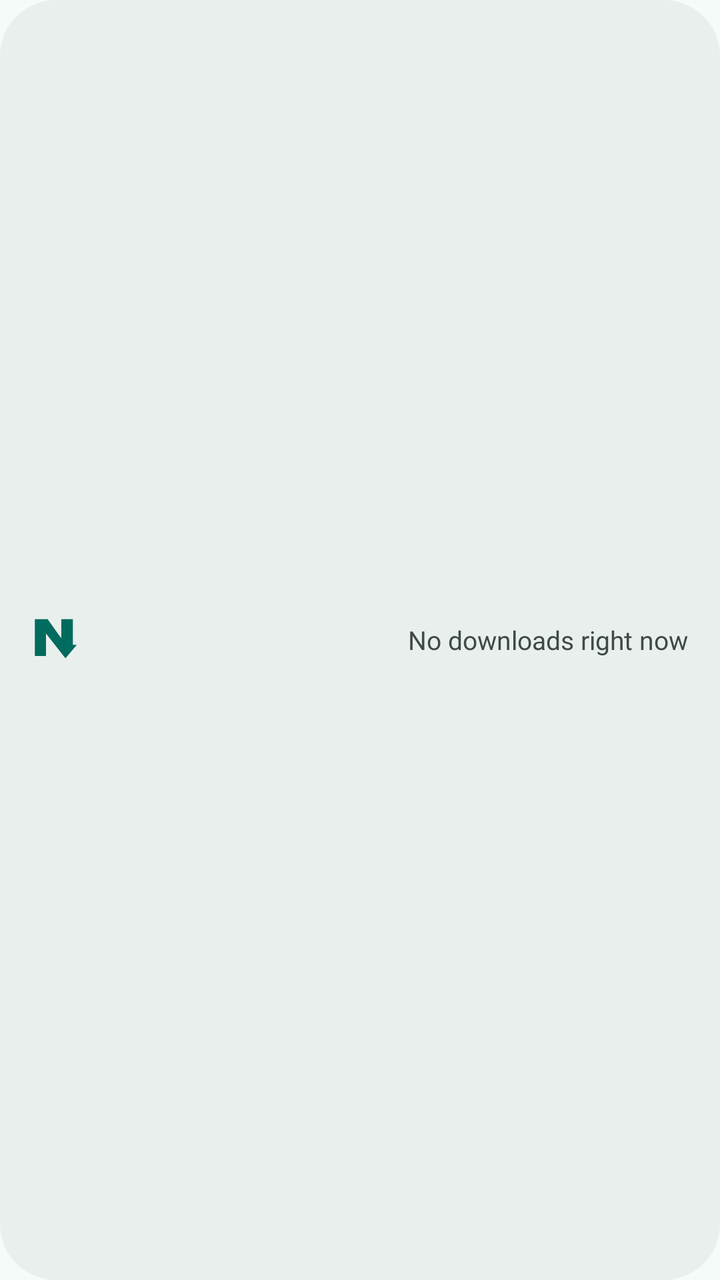
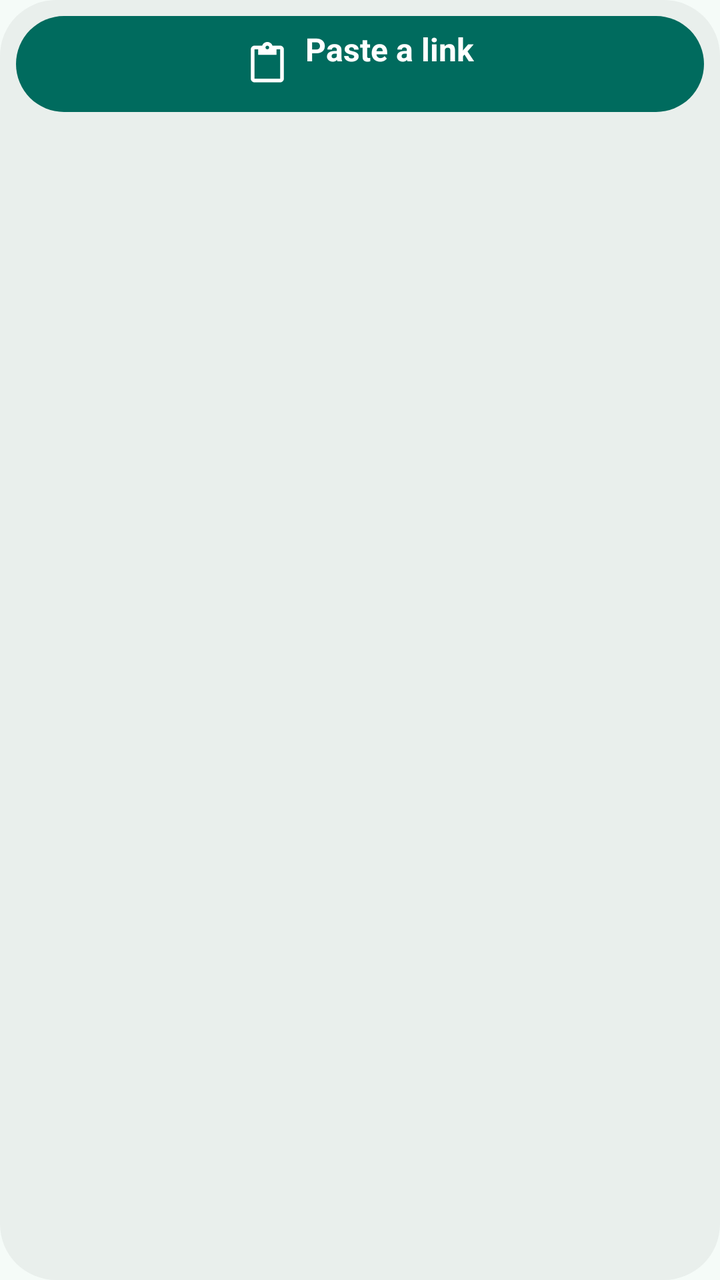

Before-and-after screenshots of an Android layout around one commit, followed by the original layout XML and the change that was made.
<!-- AndroidManifest.xml: application theme Theme.Nezzel -->
<!-- res/layout/widget_nezzel.xml -->
<?xml version="1.0" encoding="utf-8"?>
<LinearLayout xmlns:android="http://schemas.android.com/apk/res/android"
    android:id="@+id/widget_root" android:layout_width="match_parent" android:layout_height="match_parent"
    android:orientation="horizontal" android:gravity="center_vertical" android:minHeight="48dp"
    android:paddingStart="16dp" android:paddingEnd="16dp" android:paddingTop="8dp" android:paddingBottom="8dp"
    android:background="@drawable/widget_background" android:layoutDirection="locale"
    android:contentDescription="@string/downloads">
    <ImageView android:layout_width="24dp" android:layout_height="32dp" android:layout_marginEnd="12dp"
        android:src="@drawable/ic_widget_mark" android:importantForAccessibility="no" />
    <LinearLayout android:layout_width="0dp" android:layout_weight="1" android:layout_height="wrap_content"
        android:orientation="vertical">
        <LinearLayout android:layout_width="match_parent" android:layout_height="wrap_content"
            android:orientation="horizontal" android:gravity="center_vertical">
            <TextView android:id="@+id/widget_title" android:layout_width="0dp" android:layout_weight="1"
                android:layout_height="wrap_content" android:layout_marginEnd="8dp" android:textSize="14sp"
                android:textColor="@color/widget_on_surface" android:maxLines="1" android:ellipsize="end"
                android:textDirection="firstStrong" android:textAlignment="viewStart" android:importantForAccessibility="no" />
            <TextView android:id="@+id/widget_status" android:layout_width="wrap_content" android:layout_height="wrap_content"
                android:text="@string/widget_idle" android:textSize="13sp" android:textColor="@color/widget_on_surface_variant"
                android:maxLines="2" android:ellipsize="end" android:importantForAccessibility="no" />
        </LinearLayout>
        
        <ProgressBar android:id="@+id/widget_progress" style="@android:style/Widget.Material.ProgressBar.Horizontal"
            android:layout_width="match_parent" android:layout_height="4dp" android:layout_marginTop="8dp"
            android:max="100" android:progressDrawable="@drawable/widget_progress"
            android:indeterminateTint="@color/widget_primary" android:indeterminateTintMode="src_in"
            android:importantForAccessibility="no" android:visibility="gone" />
        <ProgressBar android:id="@+id/widget_progress_paused" style="@android:style/Widget.Material.ProgressBar.Horizontal"
            android:layout_width="match_parent" android:layout_height="4dp" android:layout_marginTop="8dp"
            android:max="100" android:progressDrawable="@drawable/widget_progress" android:alpha="0.5"
            android:importantForAccessibility="no" android:visibility="gone" />
    </LinearLayout>
</LinearLayout>
<!-- resources referenced by this layout -->
<resources>
  <color name="widget_on_surface">#171D1B</color>
  <color name="widget_on_surface_variant">#3F4946</color>
  <color name="widget_primary">#006B5E</color>
  <!-- drawable ic_widget_mark (drawable) -->
  <?xml version="1.0" encoding="utf-8"?>
  <vector xmlns:android="http://schemas.android.com/apk/res/android" android:width="24dp" android:height="24dp"
      android:viewportWidth="180" android:viewportHeight="160">
      <group android:translateX="-62" android:translateY="-72">
          <path android:fillColor="@color/nezzel_brand_mark" android:pathData="M72.722,82.7183 L120.53041,82.7183 L171.81581,146.17311 L171.81581,82.7183 L215.278,82.7183 L215.278,167.90421 L230.05515,167.90421 L187.4622,213.10489 L114.44571,130.52672 L114.44571,205.2817 L72.722,205.2817 Z" />
      </group>
  </vector>
  <!-- drawable widget_background (drawable) -->
  <?xml version="1.0" encoding="utf-8"?>
  <shape xmlns:android="http://schemas.android.com/apk/res/android" android:shape="rectangle">
      <solid android:color="@color/widget_surface" /><corners android:radius="@dimen/widget_radius" />
  </shape>
  <!-- drawable widget_progress (drawable) -->
  <?xml version="1.0" encoding="utf-8"?>
  <layer-list xmlns:android="http://schemas.android.com/apk/res/android">
      <item android:id="@android:id/background">
          <shape><solid android:color="@color/widget_track" /><corners android:radius="2dp" /></shape>
      </item>
      <item android:id="@android:id/progress">
          <scale android:scaleWidth="100%" android:scaleGravity="start|fill_vertical">
              <shape><solid android:color="@color/widget_primary" /><corners android:radius="2dp" /></shape>
          </scale>
      </item>
  </layer-list>
  <string name="downloads">Downloads</string>
  <string name="widget_idle">No downloads right now</string>
  <style name="Theme.Nezzel" parent="Theme.AppCompat.DayNight.NoActionBar">
          <item name="colorAccent">@color/nezzel_primary</item>
          <item name="android:colorAccent">@color/nezzel_primary</item>
          <item name="android:windowBackground">@color/nezzel_surface</item>
          <item name="android:windowLightStatusBar">true</item>
          <item name="android:windowLightNavigationBar">true</item>
          <item name="android:statusBarColor">@android:color/transparent</item>
          <item name="android:navigationBarColor">@android:color/transparent</item>
          <item name="android:windowActionModeOverlay">true</item>
      </style>
  <color name="nezzel_brand_mark">@color/nezzel_brand_teal</color>
  <color name="widget_surface">#E9EFEC</color>
  <dimen name="widget_radius">16dp</dimen>
  <color name="widget_track">#333F4946</color>
  <color name="nezzel_primary">#006B5E</color>
  <color name="nezzel_surface">#F5FBF8</color>
  <color name="nezzel_brand_teal">#006B5E</color>
</resources>

<!-- the commit's change to res/layout/widget_nezzel.xml (unified diff, before → after) -->
@@ -1,33 +1,334 @@
 <?xml version="1.0" encoding="utf-8"?>
-<LinearLayout xmlns:android="http://schemas.android.com/apk/res/android"
-    android:id="@+id/widget_root" android:layout_width="match_parent" android:layout_height="match_parent"
-    android:orientation="horizontal" android:gravity="center_vertical" android:minHeight="48dp"
-    android:paddingStart="16dp" android:paddingEnd="16dp" android:paddingTop="8dp" android:paddingBottom="8dp"
-    android:background="@drawable/widget_background" android:layoutDirection="locale"
-    android:contentDescription="@string/downloads">
-    <ImageView android:layout_width="24dp" android:layout_height="32dp" android:layout_marginEnd="12dp"
-        android:src="@drawable/ic_widget_mark" android:importantForAccessibility="no" />
-    <LinearLayout android:layout_width="0dp" android:layout_weight="1" android:layout_height="wrap_content"
-        android:orientation="vertical">
-        <LinearLayout android:layout_width="match_parent" android:layout_height="wrap_content"
-            android:orientation="horizontal" android:gravity="center_vertical">
-            <TextView android:id="@+id/widget_title" android:layout_width="0dp" android:layout_weight="1"
-                android:layout_height="wrap_content" android:layout_marginEnd="8dp" android:textSize="14sp"
-                android:textColor="@color/widget_on_surface" android:maxLines="1" android:ellipsize="end"
-                android:textDirection="firstStrong" android:textAlignment="viewStart" android:importantForAccessibility="no" />
-            <TextView android:id="@+id/widget_status" android:layout_width="wrap_content" android:layout_height="wrap_content"
-                android:text="@string/widget_idle" android:textSize="13sp" android:textColor="@color/widget_on_surface_variant"
-                android:maxLines="2" android:ellipsize="end" android:importantForAccessibility="no" />
+<LinearLayout
+    xmlns:android="http://schemas.android.com/apk/res/android"
+    xmlns:tools="http://schemas.android.com/tools"
+    tools:ignore="UseAppTint"
+    android:id="@+id/widget_root"
+    android:layout_width="match_parent"
+    android:layout_height="match_parent"
+    android:orientation="vertical"
+    android:gravity="center_vertical"
+    android:padding="8dp"
+    android:background="@drawable/widget_background"
+    android:layoutDirection="locale">
+    <LinearLayout
+        android:id="@+id/widget_paste"
+        android:layout_width="match_parent"
+        android:layout_height="48dp"
+        android:gravity="center"
+        android:orientation="horizontal"
+        android:background="@drawable/widget_button"
+        android:contentDescription="@string/paste_link">
+        <ImageView
+            android:layout_width="22dp"
+            android:layout_height="22dp"
+            android:src="@drawable/ic_paste"
+            android:tint="@color/widget_on_primary"
+            android:importantForAccessibility="no" />
+        <LinearLayout
+            android:layout_width="wrap_content"
+            android:layout_height="wrap_content"
+            android:orientation="vertical"
+            android:gravity="center"
+            android:layout_marginStart="8dp">
+            <TextView
+                android:layout_width="wrap_content"
+                android:layout_height="wrap_content"
+                android:text="@string/paste_link"
+                android:textSize="16sp"
+                android:textStyle="bold"
+                android:maxLines="1"
+                android:ellipsize="end"
+                android:textColor="@color/widget_on_primary"
+                android:importantForAccessibility="no" />
+            <TextView
+                android:id="@+id/widget_saved_count"
+                android:layout_width="wrap_content"
+                android:layout_height="wrap_content"
+                android:textSize="11sp"
+                android:textColor="@color/widget_on_primary"
+                android:maxLines="1"
+                android:ellipsize="end"
+                android:textDirection="firstStrong"
+                android:textAlignment="viewStart"
+                android:importantForAccessibility="no" />
         </LinearLayout>
-        
-        <ProgressBar android:id="@+id/widget_progress" style="@android:style/Widget.Material.ProgressBar.Horizontal"
-            android:layout_width="match_parent" android:layout_height="4dp" android:layout_marginTop="8dp"
-            android:max="100" android:progressDrawable="@drawable/widget_progress"
-            android:indeterminateTint="@color/widget_primary" android:indeterminateTintMode="src_in"
-            android:importantForAccessibility="no" android:visibility="gone" />
-        <ProgressBar android:id="@+id/widget_progress_paused" style="@android:style/Widget.Material.ProgressBar.Horizontal"
-            android:layout_width="match_parent" android:layout_height="4dp" android:layout_marginTop="8dp"
-            android:max="100" android:progressDrawable="@drawable/widget_progress" android:alpha="0.5"
-            android:importantForAccessibility="no" android:visibility="gone" />
+    </LinearLayout>
+    <LinearLayout
+        android:id="@+id/widget_live"
+        android:layout_width="match_parent"
+        android:layout_height="0dp"
+        android:layout_weight="1"
+        android:orientation="horizontal"
+        android:gravity="center_vertical"
+        android:visibility="gone">
+        <ImageView
+            android:id="@+id/widget_paste_icon"
+            android:layout_width="48dp"
+            android:layout_height="48dp"
+            android:padding="13dp"
+            android:src="@drawable/ic_paste"
+            android:tint="@color/widget_primary"
+            android:contentDescription="@string/paste_link" />
+        <LinearLayout
+            android:layout_width="0dp"
+            android:layout_weight="1"
+            android:layout_height="match_parent"
+            android:orientation="vertical"
+            android:gravity="center_vertical">
+            <LinearLayout
+                android:id="@+id/widget_job"
+                android:layout_width="match_parent"
+                android:layout_height="48dp"
+                android:orientation="horizontal"
+                android:gravity="center_vertical"
+                android:visibility="gone">
+                <LinearLayout
+                    android:layout_width="0dp"
+                    android:layout_weight="1"
+                    android:layout_height="wrap_content"
+                    android:orientation="vertical">
+                    <LinearLayout
+                        android:layout_width="match_parent"
+                        android:layout_height="wrap_content"
+                        android:orientation="horizontal"
+                        android:gravity="center_vertical">
+                        <TextView
+                            android:id="@+id/widget_title"
+                            android:layout_width="0dp"
+                            android:layout_height="wrap_content"
+                            android:textSize="14sp"
+                            android:textColor="@color/widget_on_surface"
+                            android:maxLines="1"
+                            android:ellipsize="end"
+                            android:textDirection="firstStrong"
+                            android:textAlignment="viewStart"
+                            android:importantForAccessibility="no"
+                            android:layout_weight="1" />
+                        <TextView
+                            android:id="@+id/widget_more"
+                            android:layout_width="wrap_content"
+                            android:layout_height="wrap_content"
+                            android:textSize="14sp"
+                            android:textColor="@color/widget_primary"
+                            android:maxLines="1"
+                            android:ellipsize="end"
+                            android:textDirection="firstStrong"
+                            android:textAlignment="viewStart" />
+                        <TextView
+                            android:id="@+id/widget_status"
+                            android:layout_width="wrap_content"
+                            android:layout_height="wrap_content"
+                            android:textSize="13sp"
+                            android:textColor="@color/widget_primary"
+                            android:maxLines="1"
+                            android:ellipsize="end"
+                            android:textDirection="firstStrong"
+                            android:textAlignment="viewStart"
+                            android:importantForAccessibility="no"
+                            android:layout_marginStart="8dp" />
+                    </LinearLayout>
+                    <ProgressBar
+                        android:id="@+id/widget_progress"
+                        style="@android:style/Widget.Material.ProgressBar.Horizontal"
+                        android:layout_width="match_parent"
+                        android:layout_height="4dp"
+                        android:max="100"
+                        android:progressDrawable="@drawable/widget_progress"
+                        android:indeterminateTint="@color/widget_primary"
+                        android:importantForAccessibility="no" />
+                    <ProgressBar
+                        android:id="@+id/widget_progress_paused"
+                        style="@android:style/Widget.Material.ProgressBar.Horizontal"
+                        android:layout_width="match_parent"
+                        android:layout_height="4dp"
+                        android:max="100"
+                        android:progressDrawable="@drawable/widget_progress"
+                        android:indeterminateTint="@color/widget_primary"
+                        android:alpha="0.5"
+                        android:visibility="gone"
+                        android:importantForAccessibility="no" />
+                    <TextView
+                        android:id="@+id/widget_remaining"
+                        android:layout_width="wrap_content"
+                        android:layout_height="wrap_content"
+                        android:textSize="11sp"
+                        android:textColor="@color/widget_on_surface_variant"
+                        android:maxLines="1"
+                        android:ellipsize="end"
+                        android:textDirection="firstStrong"
+                        android:textAlignment="viewStart"
+                        android:importantForAccessibility="no" />
+                </LinearLayout>
+                <ImageView
+                    android:id="@+id/widget_control"
+                    android:layout_width="48dp"
+                    android:layout_height="48dp"
+                    android:padding="13dp"
+                    android:src="@drawable/ic_pause"
+                    android:tint="@color/widget_primary"
+                    android:contentDescription="@string/pause" />
+            </LinearLayout>
+            <LinearLayout
+                android:id="@+id/widget_job_second"
+                android:layout_width="match_parent"
+                android:layout_height="48dp"
+                android:orientation="horizontal"
+                android:gravity="center_vertical"
+                android:visibility="gone">
+                <LinearLayout
+                    android:layout_width="0dp"
+                    android:layout_weight="1"
+                    android:layout_height="wrap_content"
+                    android:orientation="vertical">
+                    <LinearLayout
+                        android:layout_width="match_parent"
+                        android:layout_height="wrap_content"
+                        android:orientation="horizontal"
+                        android:gravity="center_vertical">
+                        <TextView
+                            android:id="@+id/widget_title_second"
+                            android:layout_width="0dp"
+                            android:layout_height="wrap_content"
+                            android:textSize="14sp"
+                            android:textColor="@color/widget_on_surface"
+                            android:maxLines="1"
+                            android:ellipsize="end"
+                            android:textDirection="firstStrong"
+                            android:textAlignment="viewStart"
+                            android:importantForAccessibility="no"
+                            android:layout_weight="1" />
+                        <TextView
+                            android:id="@+id/widget_status_second"
+                            android:layout_width="wrap_content"
+                            android:layout_height="wrap_content"
+                            android:textSize="13sp"
+                            android:textColor="@color/widget_primary"
+                            android:maxLines="1"
+                            android:ellipsize="end"
+                            android:textDirection="firstStrong"
+                            android:textAlignment="viewStart"
+                            android:importantForAccessibility="no"
+                            android:layout_marginStart="8dp" />
+                    </LinearLayout>
+                    <ProgressBar
+                        android:id="@+id/widget_progress_second"
+                        style="@android:style/Widget.Material.ProgressBar.Horizontal"
+                        android:layout_width="match_parent"
+                        android:layout_height="4dp"
+                        android:max="100"
+                        android:progressDrawable="@drawable/widget_progress"
+                        android:indeterminateTint="@color/widget_primary"
+                        android:importantForAccessibility="no" />
+                    <ProgressBar
+                        android:id="@+id/widget_progress_paused_second"
+                        style="@android:style/Widget.Material.ProgressBar.Horizontal"
+                        android:layout_width="match_parent"
+                        android:layout_height="4dp"
+                        android:max="100"
+                        android:progressDrawable="@drawable/widget_progress"
+                        android:indeterminateTint="@color/widget_primary"
+                        android:alpha="0.5"
+                        android:visibility="gone"
+                        android:importantForAccessibility="no" />
+                    <TextView
+                        android:id="@+id/widget_remaining_second"
+                        android:layout_width="wrap_content"
+                        android:layout_height="wrap_content"
+                        android:textSize="11sp"
+                        android:textColor="@color/widget_on_surface_variant"
+                        android:maxLines="1"
+                        android:ellipsize="end"
+                        android:textDirection="firstStrong"
+                        android:textAlignment="viewStart"
+                        android:importantForAccessibility="no" />
+                </LinearLayout>
+                <ImageView
+                    android:id="@+id/widget_control_second"
+                    android:layout_width="48dp"
+                    android:layout_height="48dp"
+                    android:padding="13dp"
+                    android:src="@drawable/ic_pause"
+                    android:tint="@color/widget_primary"
+                    android:contentDescription="@string/pause" />
+            </LinearLayout>
+        </LinearLayout>
+    </LinearLayout>
+    <LinearLayout
+        android:id="@+id/widget_recents"
+        android:layout_width="match_parent"
+        android:layout_height="0dp"
+        android:orientation="horizontal"
+        android:layout_weight="1">
+        <ImageView
+            android:id="@+id/widget_recent_1"
+            android:layout_width="0dp"
+            android:layout_weight="1"
+            android:layout_height="match_parent"
+            android:layout_marginEnd="0dp"
+            android:background="@drawable/widget_tile"
+            android:scaleType="centerCrop"
+            android:src="@drawable/ic_movie"
+            android:contentDescription="@string/open_file"
+            android:visibility="gone"
+            android:clipToOutline="true"
+            android:outlineProvider="background" />
+        <TextView
+            android:id="@+id/widget_recent_gap_1"
+            android:layout_width="8dp"
+            android:layout_height="1dp"
+            android:importantForAccessibility="no"
+            android:visibility="gone" />
+        <ImageView
+            android:id="@+id/widget_recent_2"
+            android:layout_width="0dp"
+            android:layout_weight="1"
+            android:layout_height="match_parent"
+            android:layout_marginEnd="0dp"
+            android:background="@drawable/widget_tile"
+            android:scaleType="centerCrop"
+            android:src="@drawable/ic_movie"
+            android:contentDescription="@string/open_file"
+            android:visibility="gone"
+            android:clipToOutline="true"
+            android:outlineProvider="background" />
+        <TextView
+            android:id="@+id/widget_recent_gap_2"
+            android:layout_width="8dp"
+            android:layout_height="1dp"
+            android:importantForAccessibility="no"
+            android:visibility="gone" />
+        <ImageView
+            android:id="@+id/widget_recent_3"
+            android:layout_width="0dp"
+            android:layout_weight="1"
+            android:layout_height="match_parent"
+            android:layout_marginEnd="0dp"
+            android:background="@drawable/widget_tile"
+            android:scaleType="centerCrop"
+            android:src="@drawable/ic_movie"
+            android:contentDescription="@string/open_file"
+            android:visibility="gone"
+            android:clipToOutline="true"
+            android:outlineProvider="background" />
+        <TextView
+            android:id="@+id/widget_recent_gap_3"
+            android:layout_width="8dp"
+            android:layout_height="1dp"
+            android:importantForAccessibility="no"
+            android:visibility="gone" />
+        <ImageView
+            android:id="@+id/widget_recent_4"
+            android:layout_width="0dp"
+            android:layout_weight="1"
+            android:layout_height="match_parent"
+            android:layout_marginEnd="0dp"
+            android:background="@drawable/widget_tile"
+            android:scaleType="centerCrop"
+            android:src="@drawable/ic_movie"
+            android:contentDescription="@string/open_file"
+            android:visibility="gone"
+            android:clipToOutline="true"
+            android:outlineProvider="background" />
     </LinearLayout>
 </LinearLayout>
<!-- resource entries referenced after the edit -->
@@ -1,21 +1,31 @@
 <!-- resources referenced by this layout -->
 <resources>
+  <color name="widget_on_primary">#FFFFFF</color>
   <color name="widget_on_surface">#171D1B</color>
   <color name="widget_on_surface_variant">#3F4946</color>
   <color name="widget_primary">#006B5E</color>
-  <!-- drawable ic_widget_mark (drawable) -->
-  <?xml version="1.0" encoding="utf-8"?>
-  <vector xmlns:android="http://schemas.android.com/apk/res/android" android:width="24dp" android:height="24dp"
-      android:viewportWidth="180" android:viewportHeight="160">
-      <group android:translateX="-62" android:translateY="-72">
-          <path android:fillColor="@color/nezzel_brand_mark" android:pathData="M72.722,82.7183 L120.53041,82.7183 L171.81581,146.17311 L171.81581,82.7183 L215.278,82.7183 L215.278,167.90421 L230.05515,167.90421 L187.4622,213.10489 L114.44571,130.52672 L114.44571,205.2817 L72.722,205.2817 Z" />
-      </group>
+  <!-- drawable ic_movie (drawable) -->
+  <vector xmlns:android="http://schemas.android.com/apk/res/android" android:width="24dp" android:height="24dp" android:viewportWidth="24" android:viewportHeight="24">
+      <path android:fillColor="#FF000000" android:pathData="M4,6.47L5.76,10H20v8H4V6.47M22,4h-4l2,4h-3l-2,-4h-2l2,4h-3l-2,-4H8l2,4H7L5,4H4C2.9,4 2.01,4.9 2.01,6L2,18c0,1.1 0.9,2 2,2h16c1.1,0 2,-0.9 2,-2V4z" />
+  </vector>
+  <!-- drawable ic_paste (drawable) -->
+  <vector xmlns:android="http://schemas.android.com/apk/res/android" android:width="24dp" android:height="24dp" android:viewportWidth="24" android:viewportHeight="24">
+      <path android:fillColor="#FF000000" android:pathData="M19,2h-4.18C14.4,0.84 13.3,0 12,0c-1.3,0 -2.4,0.84 -2.82,2H5c-1.1,0 -2,0.9 -2,2v16c0,1.1 0.9,2 2,2h14c1.1,0 2,-0.9 2,-2V4c0,-1.1 -0.9,-2 -2,-2zM12,2c0.55,0 1,0.45 1,1s-0.45,1 -1,1 -1,-0.45 -1,-1 0.45,-1 1,-1zM19,20H5V4h2v3h10V4h2v16z" />
+  </vector>
+  <!-- drawable ic_pause (drawable) -->
+  <vector xmlns:android="http://schemas.android.com/apk/res/android"
+      android:width="24dp" android:height="24dp" android:viewportWidth="24" android:viewportHeight="24"
+      android:tint="?attr/colorControlNormal">
+      <path android:fillColor="@android:color/white" android:pathData="M6,19h4V5H6v14zM14,5v14h4V5h-4z" />
   </vector>
   <!-- drawable widget_background (drawable) -->
   <?xml version="1.0" encoding="utf-8"?>
   <shape xmlns:android="http://schemas.android.com/apk/res/android" android:shape="rectangle">
       <solid android:color="@color/widget_surface" /><corners android:radius="@dimen/widget_radius" />
   </shape>
+  <!-- drawable widget_button (drawable) -->
+  <?xml version="1.0" encoding="utf-8"?>
+  <shape xmlns:android="http://schemas.android.com/apk/res/android"><solid android:color="@color/widget_primary"/><corners android:radius="24dp"/></shape>
   <!-- drawable widget_progress (drawable) -->
   <?xml version="1.0" encoding="utf-8"?>
   <layer-list xmlns:android="http://schemas.android.com/apk/res/android">
@@ -23,13 +33,18 @@
           <shape><solid android:color="@color/widget_track" /><corners android:radius="2dp" /></shape>
       </item>
       <item android:id="@android:id/progress">
-          <scale android:scaleWidth="100%" android:scaleGravity="start|fill_vertical">
+          
+          <scale android:scaleWidth="100%" android:scaleGravity="left|fill_vertical">
               <shape><solid android:color="@color/widget_primary" /><corners android:radius="2dp" /></shape>
           </scale>
       </item>
   </layer-list>
-  <string name="downloads">Downloads</string>
-  <string name="widget_idle">No downloads right now</string>
+  <!-- drawable widget_tile (drawable) -->
+  <?xml version="1.0" encoding="utf-8"?>
+  <shape xmlns:android="http://schemas.android.com/apk/res/android"><solid android:color="@color/widget_track"/><corners android:radius="12dp"/></shape>
+  <string name="open_file">Open</string>
+  <string name="paste_link">Paste a link</string>
+  <string name="pause">Pause</string>
   <style name="Theme.Nezzel" parent="Theme.AppCompat.DayNight.NoActionBar">
           <item name="colorAccent">@color/nezzel_primary</item>
           <item name="android:colorAccent">@color/nezzel_primary</item>
@@ -40,12 +55,10 @@
           <item name="android:navigationBarColor">@android:color/transparent</item>
           <item name="android:windowActionModeOverlay">true</item>
       </style>
-  <color name="nezzel_brand_mark">@color/nezzel_brand_teal</color>
   <color name="widget_surface">#E9EFEC</color>
   <dimen name="widget_radius">16dp</dimen>
   <color name="widget_track">#333F4946</color>
   <color name="nezzel_primary">#006B5E</color>
   <color name="nezzel_surface">#F5FBF8</color>
-  <color name="nezzel_brand_teal">#006B5E</color>
 </resources>
 
